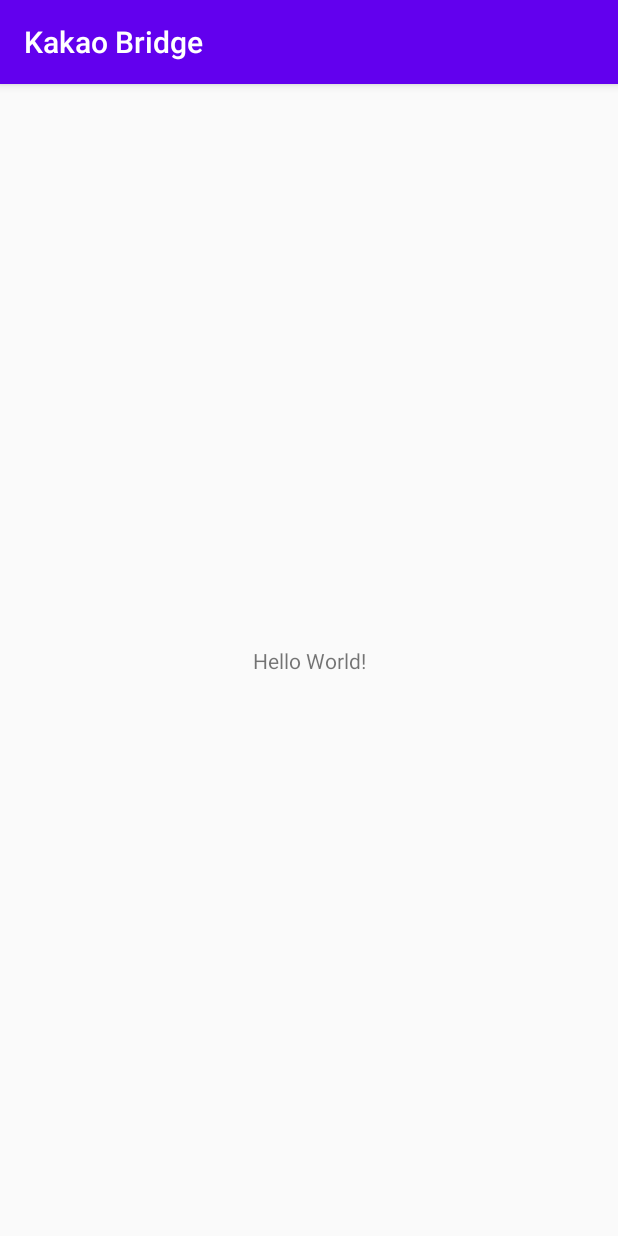
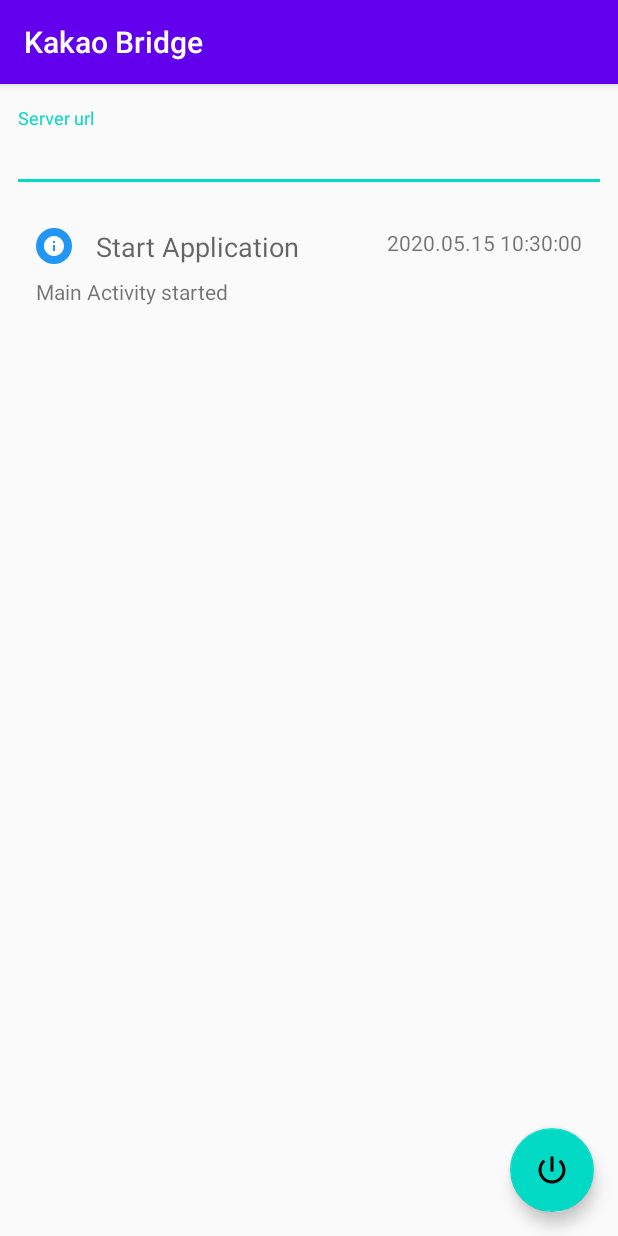
Before and after one commit to khu-suyong/linux-kakaotalk-android, an Android app: the screen it shows after launch (MainActivity), on a phone screen of 412 x 824 dp. Run offline under Robolectric (Android 15) with nearby library versions, the phone set to English and light mode, and no system bars.

Commit message:
add logger

```diff
--- a/app/build.gradle
+++ b/app/build.gradle
@@ -8,7 +8,7 @@ android {
 
     defaultConfig {
         applicationId "io.suyong.kakaobridge"
-        minSdkVersion 16
+        minSdkVersion 24
         targetSdkVersion 29
         versionCode 1
         versionName "1.0"
@@ -34,4 +34,5 @@ dependencies {
     testImplementation 'junit:junit:4.12'
     androidTestImplementation 'androidx.test.ext:junit:1.1.1'
     androidTestImplementation 'androidx.test.espresso:espresso-core:3.2.0'
+    implementation 'com.google.android.material:material:1.1.0'
 }
--- /dev/null
+++ b/app/src/main/java/io/suyong/kakaobridge/Config.kt
@@ -0,0 +1,7 @@
+package io.suyong.kakaobridge
+
+class Config {
+    companion object {
+        val KAKAOTALK = "com.kakao.talk"
+    }
+}
--- /dev/null
+++ b/app/src/main/java/io/suyong/kakaobridge/KakaoTalkListener.kt
@@ -0,0 +1,45 @@
+package io.suyong.kakaobridge
+
+import android.app.Notification
+import android.content.Intent
+import android.os.Build
+import android.os.IBinder
+import android.service.notification.NotificationListenerService
+import android.service.notification.StatusBarNotification
+import android.text.Html
+import android.text.SpannableString
+import android.text.Spanned
+import android.util.Log
+import android.widget.Toast
+import io.suyong.kakaobridge.kakao.Message
+
+class KakaoTalkListener: NotificationListenerService() {
+    override fun onNotificationPosted(sbn: StatusBarNotification) {
+        super.onNotificationPosted(sbn)
+
+        if (sbn.packageName == Config.KAKAOTALK) {
+            val extender = Notification.WearableExtender(sbn.notification)
+
+            for (act in extender.actions) {
+                if (act.remoteInputs.isNotEmpty()) {
+                    val extras = sbn.notification.extras
+
+                    val text = extras["android.text"] as String
+                    val sender = extras["android.title"] as String
+                    val room = (extras["android.summaryText"] ?: sender) as String
+                    val session = act
+
+                    val message = Message(room, sender, text, session)
+                }
+            }
+        }
+    }
+
+    override fun onBind(intent: Intent?): IBinder? {
+        return super.onBind(intent)
+    }
+
+    override fun onNotificationRemoved(sbn: StatusBarNotification?) {
+        super.onNotificationRemoved(sbn)
+    }
+}
--- a/app/src/main/java/io/suyong/kakaobridge/MainActivity.kt
+++ b/app/src/main/java/io/suyong/kakaobridge/MainActivity.kt
@@ -2,11 +2,38 @@ package io.suyong.kakaobridge
 
 import androidx.appcompat.app.AppCompatActivity
 import android.os.Bundle
+import androidx.recyclerview.widget.LinearLayoutManager
+import io.suyong.kakaobridge.logger.Log
+import io.suyong.kakaobridge.logger.LogAdapter
+import io.suyong.kakaobridge.logger.LogType
+import io.suyong.kakaobridge.logger.Logger
+import kotlinx.android.synthetic.main.activity_main.*
 
 class MainActivity : AppCompatActivity() {
-
     override fun onCreate(savedInstanceState: Bundle?) {
         super.onCreate(savedInstanceState)
         setContentView(R.layout.activity_main)
+
+        val adapter = LogAdapter()
+        list_log.adapter = adapter
+        list_log.layoutManager = LinearLayoutManager(this)
+
+        Logger.setOnLogAddListener {
+            adapter.notifyDataSetChanged()
+        }
+
+        fab_power.setOnClickListener {
+            Logger.add(
+                LogType.WARN,
+                "Test",
+                "test warn"
+            )
+        }
+
+        Logger.add(
+            LogType.INFO,
+            "Start Application",
+            "Main Activity started"
+        )
     }
 }
--- /dev/null
+++ b/app/src/main/java/io/suyong/kakaobridge/kakao/Message.kt
@@ -0,0 +1,7 @@
+package io.suyong.kakaobridge.kakao
+
+import android.app.Notification
+
+data class Message(val room: String, val sender: String, val message: String, val session: Notification.Action) {
+
+}
--- /dev/null
+++ b/app/src/main/java/io/suyong/kakaobridge/logger/Log.kt
@@ -0,0 +1,11 @@
+package io.suyong.kakaobridge.logger
+
+import java.util.Date
+
+data class Log(val type: LogType, val title: String, val content: String, val date: Date = Date())
+
+enum class LogType {
+    ERROR,
+    WARN,
+    INFO
+}
--- /dev/null
+++ b/app/src/main/java/io/suyong/kakaobridge/logger/LogAdapter.kt
@@ -0,0 +1,57 @@
+package io.suyong.kakaobridge.logger
+
+import android.annotation.SuppressLint
+import android.content.Context
+import android.view.LayoutInflater
+import android.view.View
+import android.view.ViewGroup
+import android.widget.ImageView
+import android.widget.TextView
+import androidx.recyclerview.widget.RecyclerView
+import io.suyong.kakaobridge.R
+import kotlinx.android.synthetic.main.item_log.view.*
+import java.text.SimpleDateFormat
+
+
+class LogAdapter : RecyclerView.Adapter<LogViewHolder>() {
+    override fun getItemId(position: Int): Long {
+        return position.toLong()
+    }
+
+    override fun onCreateViewHolder(parent: ViewGroup, viewType: Int): LogViewHolder {
+        val ctx = parent.context
+        val inflater = ctx.getSystemService(Context.LAYOUT_INFLATER_SERVICE) as LayoutInflater
+
+        val view = inflater.inflate(R.layout.item_log, parent, false)
+
+        return LogViewHolder(view)
+    }
+
+    override fun getItemCount(): Int {
+        return Logger.list.size
+    }
+
+    @SuppressLint("SimpleDateFormat")
+    override fun onBindViewHolder(holder: LogViewHolder, position: Int) {
+        holder.title.text = Logger.list[position].title
+        holder.icon.setImageResource(
+            when(Logger.list[position].type) {
+                LogType.INFO -> R.drawable.ic_log_info
+                LogType.WARN -> R.drawable.ic_log_warn
+                LogType.ERROR -> R.drawable.ic_log_error
+                else -> R.drawable.ic_log_error
+            }
+        )
+        holder.content.text = Logger.list[position].content
+
+        val format = SimpleDateFormat("yyyy.MM.dd hh:mm:ss")
+        holder.date.text = format.format(Logger.list[position].date)
+    }
+}
+
+class LogViewHolder(itemView: View) : RecyclerView.ViewHolder(itemView) {
+    val title: TextView = itemView.log_title
+    val icon: ImageView = itemView.log_image
+    val content: TextView = itemView.log_content
+    val date: TextView = itemView.log_date
+}
--- /dev/null
+++ b/app/src/main/java/io/suyong/kakaobridge/logger/Logger.kt
@@ -0,0 +1,29 @@
+package io.suyong.kakaobridge.logger
+
+object Logger {
+    val list = ArrayList<Log>()
+
+    private var addListener: (log: Log) -> Unit = {}
+    private var removeListener: (position: Int) -> Unit = {}
+
+    fun add (type: LogType, title: String, content: String) {
+        val log = Log(type, title, content)
+
+        list.add(log)
+        addListener.invoke(log)
+    }
+
+    fun remove (position: Int) {
+        list.removeAt(position)
+
+        removeListener.invoke(position)
+    }
+
+    fun setOnLogAddListener(func: (log: Log) -> Unit) {
+        this.addListener = func
+    }
+
+    fun setOnLogRemoveListener(func: (position: Int) -> Unit) {
+        this.removeListener = func
+    }
+}
--- /dev/null
+++ b/app/src/main/res/drawable/ic_error_white_24dp.xml
@@ -0,0 +1,5 @@
+<vector android:height="24dp" android:tint="#FFFFFF"
+    android:viewportHeight="24.0" android:viewportWidth="24.0"
+    android:width="24dp" xmlns:android="http://schemas.android.com/apk/res/android">
+    <path android:fillColor="#FF000000" android:pathData="M12,2C6.48,2 2,6.48 2,12s4.48,10 10,10 10,-4.48 10,-10S17.52,2 12,2zM13,17h-2v-2h2v2zM13,13h-2L11,7h2v6z"/>
+</vector>
--- /dev/null
+++ b/app/src/main/res/drawable/ic_info_white_24dp.xml
@@ -0,0 +1,5 @@
+<vector android:height="24dp" android:tint="#FFFFFF"
+    android:viewportHeight="24.0" android:viewportWidth="24.0"
+    android:width="24dp" xmlns:android="http://schemas.android.com/apk/res/android">
+    <path android:fillColor="#FF000000" android:pathData="M12,2C6.48,2 2,6.48 2,12s4.48,10 10,10 10,-4.48 10,-10S17.52,2 12,2zM13,17h-2v-6h2v6zM13,9h-2L11,7h2v2z"/>
+</vector>
--- /dev/null
+++ b/app/src/main/res/drawable/ic_log_error.xml
@@ -0,0 +1,17 @@
+<?xml version="1.0" encoding="utf-8"?>
+<layer-list xmlns:android="http://schemas.android.com/apk/res/android">
+<item>
+    <shape android:shape="oval">
+        <solid android:color="#f44336" />
+        <size
+            android:width="24dp"
+            android:height="24dp" />
+    </shape>
+</item>
+<item
+    android:drawable="@drawable/ic_error_white_24dp"
+    android:top="4dp"
+    android:left="4dp"
+    android:width="16dp"
+    android:height="16dp" />
+</layer-list>
--- /dev/null
+++ b/app/src/main/res/drawable/ic_log_info.xml
@@ -0,0 +1,17 @@
+<?xml version="1.0" encoding="utf-8"?>
+<layer-list xmlns:android="http://schemas.android.com/apk/res/android">
+<item>
+    <shape android:shape="oval">
+        <solid android:color="#2196f3" />
+        <size
+            android:width="24dp"
+            android:height="24dp" />
+    </shape>
+</item>
+<item
+    android:drawable="@drawable/ic_info_white_24dp"
+    android:top="4dp"
+    android:left="4dp"
+    android:width="16dp"
+    android:height="16dp" />
+</layer-list>
--- /dev/null
+++ b/app/src/main/res/drawable/ic_log_warn.xml
@@ -0,0 +1,17 @@
+<?xml version="1.0" encoding="utf-8"?>
+<layer-list xmlns:android="http://schemas.android.com/apk/res/android">
+<item>
+    <shape android:shape="oval">
+        <solid android:color="#ffc107" />
+        <size
+            android:width="24dp"
+            android:height="24dp" />
+    </shape>
+</item>
+<item
+    android:drawable="@drawable/ic_warning_white_24dp"
+    android:top="4dp"
+    android:left="4dp"
+    android:width="16dp"
+    android:height="16dp" />
+</layer-list>
--- /dev/null
+++ b/app/src/main/res/drawable/ic_power_settings_new_black_48dp.xml
@@ -0,0 +1,4 @@
+<vector android:height="48dp" android:viewportHeight="24.0"
+    android:viewportWidth="24.0" android:width="48dp" xmlns:android="http://schemas.android.com/apk/res/android">
+    <path android:fillColor="#FF000000" android:pathData="M13,3h-2v10h2L13,3zM17.83,5.17l-1.42,1.42C17.99,7.86 19,9.81 19,12c0,3.87 -3.13,7 -7,7s-7,-3.13 -7,-7c0,-2.19 1.01,-4.14 2.58,-5.42L6.17,5.17C4.23,6.82 3,9.26 3,12c0,4.97 4.03,9 9,9s9,-4.03 9,-9c0,-2.74 -1.23,-5.18 -3.17,-6.83z"/>
+</vector>
--- /dev/null
+++ b/app/src/main/res/drawable/ic_warning_white_24dp.xml
@@ -0,0 +1,5 @@
+<vector android:height="24dp" android:tint="#FFFFFF"
+    android:viewportHeight="24.0" android:viewportWidth="24.0"
+    android:width="24dp" xmlns:android="http://schemas.android.com/apk/res/android">
+    <path android:fillColor="#FF000000" android:pathData="M1,21h22L12,2 1,21zM13,18h-2v-2h2v2zM13,14h-2v-4h2v4z"/>
+</vector>
--- a/app/src/main/res/layout/activity_main.xml
+++ b/app/src/main/res/layout/activity_main.xml
@@ -2,17 +2,56 @@
 <androidx.constraintlayout.widget.ConstraintLayout xmlns:android="http://schemas.android.com/apk/res/android"
     xmlns:app="http://schemas.android.com/apk/res-auto"
     xmlns:tools="http://schemas.android.com/tools"
+    android:id="@+id/layout_root"
     android:layout_width="match_parent"
     android:layout_height="match_parent"
     tools:context=".MainActivity">
 
-    <TextView
+    <com.google.android.material.textfield.TextInputLayout
+        android:id="@+id/textfield_server"
+        android:layout_width="match_parent"
+        android:layout_height="wrap_content"
+        android:layout_marginStart="8dp"
+        android:layout_marginTop="16dp"
+        android:layout_marginEnd="8dp"
+        android:hint="@string/server_url"
+        app:layout_constraintEnd_toEndOf="parent"
+        app:layout_constraintStart_toStartOf="parent"
+        app:layout_constraintTop_toTopOf="parent">
+
+        <com.google.android.material.textfield.TextInputEditText
+            android:id="@+id/textinput_server"
+            android:layout_width="match_parent"
+            android:layout_height="wrap_content" />
+
+    </com.google.android.material.textfield.TextInputLayout>
+
+    <com.google.android.material.floatingactionbutton.FloatingActionButton
+        android:id="@+id/fab_power"
         android:layout_width="wrap_content"
         android:layout_height="wrap_content"
-        android:text="Hello World!"
+        android:layout_marginEnd="16dp"
+        android:layout_marginBottom="16dp"
+        android:clickable="true"
+        android:focusable="true"
+        app:fabSize="normal"
         app:layout_constraintBottom_toBottomOf="parent"
-        app:layout_constraintLeft_toLeftOf="parent"
-        app:layout_constraintRight_toRightOf="parent"
-        app:layout_constraintTop_toTopOf="parent" />
+        app:layout_constraintEnd_toEndOf="parent"
+        app:srcCompat="@drawable/ic_power_settings_new_black_48dp" />
+
+    <androidx.recyclerview.widget.RecyclerView
+        android:id="@+id/list_log"
+        android:layout_width="0dp"
+        android:layout_height="0dp"
+        android:layout_marginStart="8dp"
+        android:layout_marginTop="8dp"
+        android:layout_marginEnd="8dp"
+        android:layout_marginBottom="8dp"
+        app:layout_constraintBottom_toBottomOf="parent"
+        app:layout_constraintEnd_toEndOf="parent"
+        app:layout_constraintHorizontal_bias="0.0"
+        app:layout_constraintStart_toStartOf="parent"
+        app:layout_constraintTop_toBottomOf="@+id/textfield_server"
+        app:layout_constraintVertical_bias="0.0" />
 
 </androidx.constraintlayout.widget.ConstraintLayout>
--- /dev/null
+++ b/app/src/main/res/layout/item_log.xml
@@ -0,0 +1,53 @@
+<?xml version="1.0" encoding="utf-8"?>
+<androidx.constraintlayout.widget.ConstraintLayout xmlns:android="http://schemas.android.com/apk/res/android"
+    xmlns:app="http://schemas.android.com/apk/res-auto"
+    xmlns:tools="http://schemas.android.com/tools"
+    android:id="@+id/log_root"
+    android:layout_width="match_parent"
+    android:layout_height="wrap_content">
+
+    <TextView
+        android:id="@+id/log_content"
+        android:layout_width="0dp"
+        android:layout_height="wrap_content"
+        android:layout_marginStart="16dp"
+        android:layout_marginTop="8dp"
+        android:layout_marginEnd="16dp"
+        android:layout_marginBottom="16dp"
+        android:text="@string/log_content_default"
+        app:layout_constraintBottom_toBottomOf="parent"
+        app:layout_constraintEnd_toEndOf="parent"
+        app:layout_constraintStart_toStartOf="parent"
+        app:layout_constraintTop_toBottomOf="@+id/log_title" />
+
+    <TextView
+        android:id="@+id/log_title"
+        android:layout_width="0dp"
+        android:layout_height="wrap_content"
+        android:layout_marginStart="16dp"
+        android:layout_marginTop="16dp"
+        android:text="@string/log_title_default"
+        android:textAppearance="@style/TextAppearance.AppCompat.Medium"
+        app:layout_constraintStart_toEndOf="@+id/log_image"
+        app:layout_constraintTop_toTopOf="parent" />
+
+    <ImageView
+        android:id="@+id/log_image"
+        android:layout_width="24dp"
+        android:layout_height="24dp"
+        android:layout_marginStart="16dp"
+        android:layout_marginTop="16dp"
+        android:contentDescription="@log_icon_default"
+        app:layout_constraintStart_toStartOf="parent"
+        app:layout_constraintTop_toTopOf="parent"
+        app:srcCompat="@drawable/ic_log_error" />
+
+    <TextView
+        android:id="@+id/log_date"
+        android:layout_width="wrap_content"
+        android:layout_height="wrap_content"
+        android:layout_marginTop="16dp"
+        android:layout_marginEnd="16dp"
+        app:layout_constraintEnd_toEndOf="parent"
+        app:layout_constraintTop_toTopOf="parent" />
+</androidx.constraintlayout.widget.ConstraintLayout>
--- a/app/src/main/res/values/strings.xml
+++ b/app/src/main/res/values/strings.xml
@@ -1,3 +1,7 @@
 <resources>
     <string name="app_name">Kakao Bridge</string>
+    <string name="log_title_default">Not Initilaize</string>
+    <string name="log_content_default">Error: this log item does not initialize.</string>
+    <string name="log_icon_default">Log type</string>
+    <string name="server_url">Server url</string>
 </resources>
```
Also changed, not shown: app/src/main/AndroidManifest.xml (+8 -0 lines).
